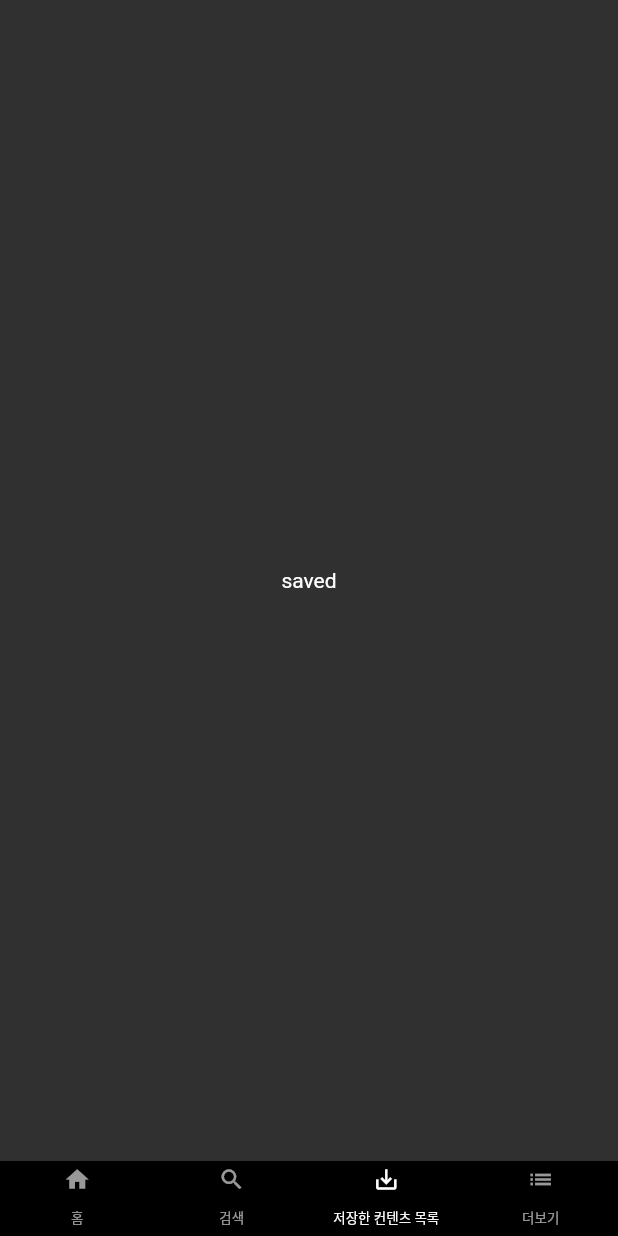
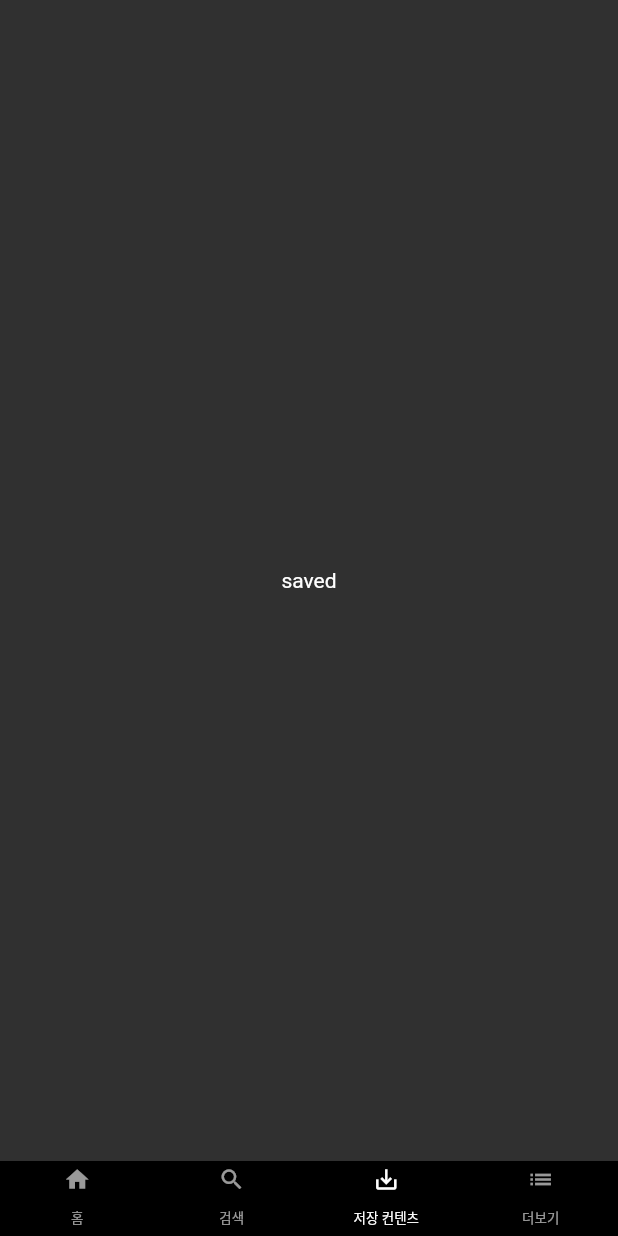
Before and after one commit to fada2020/flutter-app, a Flutter app: the screen it shows after launch, item 3 of the bottom bar chosen, on a phone screen of 412 x 824 dp. Run offline on Flutter 3.47's test engine with Material 2 defaults, Android fonts, the phone set to English and light mode, and no system bars; our stand-ins replace carousel_slider.

Commit message:
보톰 사이즈 오버플로우 에러 해결

```diff
--- a/lib/widget/bottom_bar.dart
+++ b/lib/widget/bottom_bar.dart
@@ -38,7 +38,7 @@ class Bottom extends StatelessWidget {
                 size: 18,
               ),
               child: Text(
-                '저장한 컨텐츠 목록',
+                '저장 컨텐츠',
                 style: TextStyle(fontSize: 9),
               ),
             ),
```
